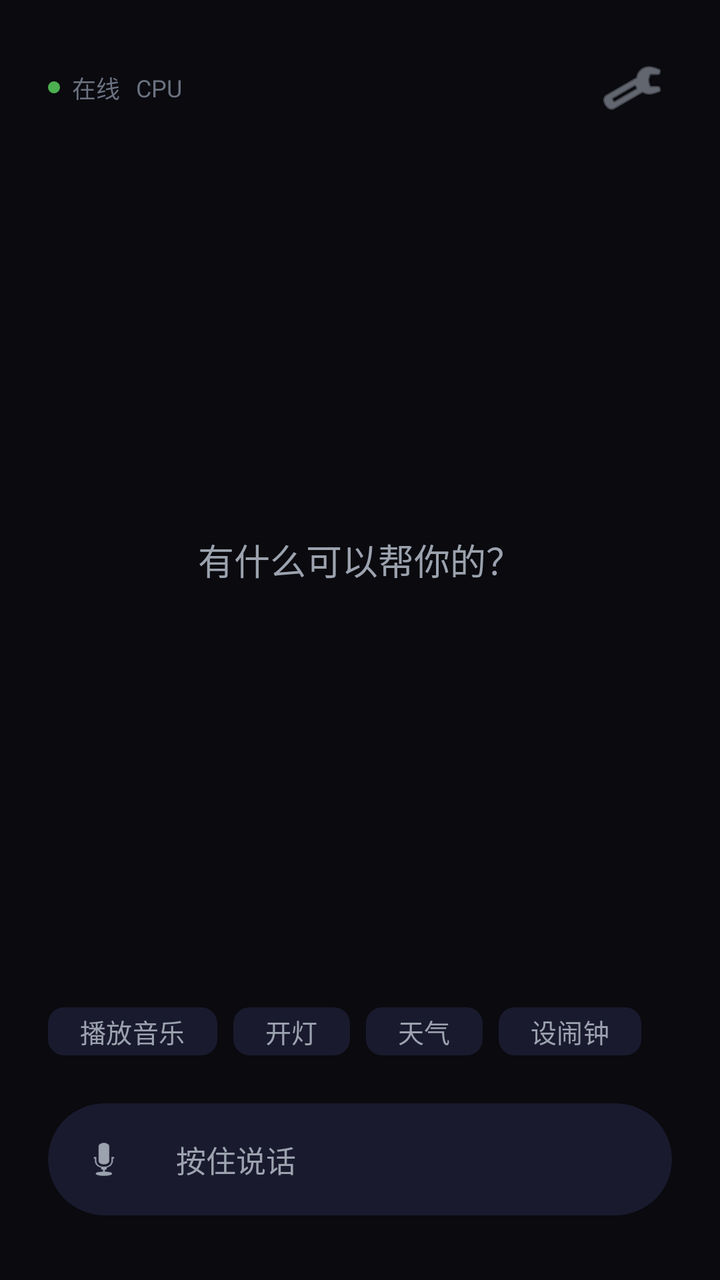
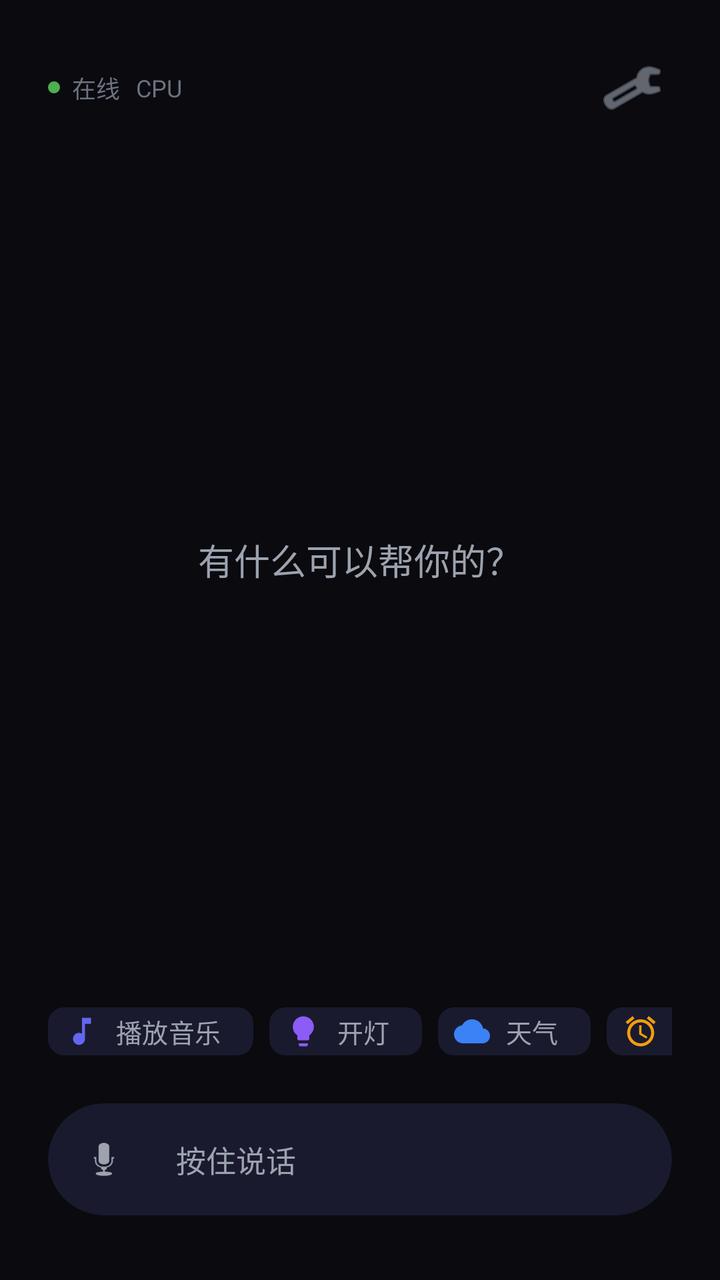

Compare the two renders of this Android layout. The source of the first and the diff that turns it into the second are given below.
<!-- AndroidManifest.xml: application theme Theme.VoiceAssistant -->
<!-- res/layout/activity_main.xml -->
<?xml version="1.0" encoding="utf-8"?>
<FrameLayout
    xmlns:android="http://schemas.android.com/apk/res/android"
    xmlns:app="http://schemas.android.com/apk/res-auto"
    xmlns:tools="http://schemas.android.com/tools"
    android:layout_width="match_parent"
    android:layout_height="match_parent"
    android:background="@color/background"
    android:fitsSystemWindows="true">

    
    <LinearLayout
        android:layout_width="match_parent"
        android:layout_height="match_parent"
        android:orientation="vertical">

        
        <LinearLayout
            android:layout_width="match_parent"
            android:layout_height="wrap_content"
            android:layout_marginTop="24dp"
            android:layout_marginHorizontal="24dp"
            android:orientation="horizontal"
            android:gravity="center_vertical">

            <LinearLayout
                android:layout_width="0dp"
                android:layout_height="wrap_content"
                android:layout_weight="1"
                android:orientation="horizontal"
                android:gravity="center_vertical">

                <View
                    android:id="@+id/statusDot"
                    android:layout_width="6dp"
                    android:layout_height="6dp"
                    android:background="@drawable/circle_status_online" />

                <TextView
                    android:id="@+id/tvStatus"
                    android:layout_width="wrap_content"
                    android:layout_height="wrap_content"
                    android:layout_marginStart="6dp"
                    android:text="@string/status_online"
                    android:textColor="@color/text_tertiary"
                    android:textSize="12sp" />

                <TextView
                    android:id="@+id/tvProvider"
                    android:layout_width="wrap_content"
                    android:layout_height="wrap_content"
                    android:layout_marginStart="8dp"
                    android:text="CPU"
                    android:textColor="@color/text_tertiary"
                    android:textSize="12sp" />
            </LinearLayout>

            <ImageButton
                android:id="@+id/btnSettings"
                android:layout_width="40dp"
                android:layout_height="40dp"
                android:background="?attr/selectableItemBackgroundBorderless"
                android:src="@android:drawable/ic_menu_manage"
                android:contentDescription="@string/cd_settings"
                app:tint="@color/text_secondary" />
        </LinearLayout>

        
        <FrameLayout
            android:layout_width="match_parent"
            android:layout_height="0dp"
            android:layout_weight="1"
            android:paddingHorizontal="24dp">

            
            <TextView
                android:id="@+id/tvEmptyHint"
                android:layout_width="wrap_content"
                android:layout_height="wrap_content"
                android:layout_gravity="center"
                android:text="有什么可以帮你的？"
                android:textColor="@color/text_secondary"
                android:textSize="18sp"
                android:fontFamily="sans-serif-light" />

            
            <ScrollView
                android:id="@+id/conversationScroll"
                android:layout_width="match_parent"
                android:layout_height="match_parent"
                android:visibility="gone"
                android:scrollbars="none">

                <LinearLayout
                    android:id="@+id/conversationContainer"
                    android:layout_width="match_parent"
                    android:layout_height="wrap_content"
                    android:orientation="vertical"
                    android:paddingVertical="16dp">

                    

                </LinearLayout>
            </ScrollView>

            
            <com.google.android.material.card.MaterialCardView
                android:id="@+id/asrResultCard"
                android:layout_width="match_parent"
                android:layout_height="wrap_content"
                android:layout_gravity="bottom"
                android:layout_marginBottom="16dp"
                android:visibility="gone"
                android:layerType="software"
                app:cardBackgroundColor="@color/surface"
                app:cardCornerRadius="20dp"
                app:cardElevation="0dp"
                app:strokeWidth="0dp">

                <LinearLayout
                    android:layout_width="match_parent"
                    android:layout_height="wrap_content"
                    android:orientation="horizontal"
                    android:gravity="center_vertical"
                    android:padding="16dp">

                    
                    <View
                        android:id="@+id/asrPulseDot"
                        android:layout_width="8dp"
                        android:layout_height="8dp"
                        android:background="@drawable/circle_pulse" />

                    <TextView
                        android:id="@+id/tvAsrResult"
                        android:layout_width="0dp"
                        android:layout_height="wrap_content"
                        android:layout_weight="1"
                        android:layout_marginStart="12dp"
                        android:text=""
                        android:textColor="@color/text_primary"
                        android:textSize="16sp"
                        android:maxLines="3"
                        android:ellipsize="end" />

                </LinearLayout>
            </com.google.android.material.card.MaterialCardView>
        </FrameLayout>

        
        <LinearLayout
            android:layout_width="match_parent"
            android:layout_height="wrap_content"
            android:orientation="vertical"
            android:paddingHorizontal="24dp"
            android:paddingBottom="32dp">

            
            <HorizontalScrollView
                android:layout_width="match_parent"
                android:layout_height="wrap_content"
                android:layout_marginBottom="16dp"
                android:scrollbars="none">

                <LinearLayout
                    android:id="@+id/quickActionsContainer"
                    android:layout_width="wrap_content"
                    android:layout_height="wrap_content"
                    android:orientation="horizontal">

                    <com.google.android.material.chip.Chip
                        android:id="@+id/chipMusic"
                        android:layout_width="wrap_content"
                        android:layout_height="40dp"
                        android:text="播放音乐"
                        android:textColor="@color/text_secondary"
                        android:textSize="13sp"
                        app:chipBackgroundColor="@color/surface"
                        app:chipStrokeWidth="0dp" />

                    <com.google.android.material.chip.Chip
                        android:id="@+id/chipLight"
                        android:layout_width="wrap_content"
                        android:layout_height="40dp"
                        android:layout_marginStart="8dp"
                        android:text="开灯"
                        android:textColor="@color/text_secondary"
                        android:textSize="13sp"
                        app:chipBackgroundColor="@color/surface"
                        app:chipStrokeWidth="0dp" />

                    <com.google.android.material.chip.Chip
                        android:id="@+id/chipWeather"
                        android:layout_width="wrap_content"
                        android:layout_height="40dp"
                        android:layout_marginStart="8dp"
                        android:text="天气"
                        android:textColor="@color/text_secondary"
                        android:textSize="13sp"
                        app:chipBackgroundColor="@color/surface"
                        app:chipStrokeWidth="0dp" />

                    <com.google.android.material.chip.Chip
                        android:id="@+id/chipAlarm"
                        android:layout_width="wrap_content"
                        android:layout_height="40dp"
                        android:layout_marginStart="8dp"
                        android:text="设闹钟"
                        android:textColor="@color/text_secondary"
                        android:textSize="13sp"
                        app:chipBackgroundColor="@color/surface"
                        app:chipStrokeWidth="0dp" />

                </LinearLayout>
            </HorizontalScrollView>

            
            <com.google.android.material.card.MaterialCardView
                android:id="@+id/voiceInputCard"
                android:layout_width="match_parent"
                android:layout_height="56dp"
                android:layerType="software"
                app:cardBackgroundColor="@color/surface"
                app:cardCornerRadius="28dp"
                app:cardElevation="0dp"
                app:strokeWidth="0dp">

                <LinearLayout
                    android:layout_width="match_parent"
                    android:layout_height="match_parent"
                    android:orientation="horizontal"
                    android:gravity="center_vertical">

                    
                    <FrameLayout
                        android:layout_width="48dp"
                        android:layout_height="48dp"
                        android:layout_marginStart="4dp">

                        
                        <ImageView
                            android:id="@+id/icMic"
                            android:layout_width="24dp"
                            android:layout_height="24dp"
                            android:layout_gravity="center"
                            android:src="@android:drawable/ic_btn_speak_now"
                            app:tint="@color/text_secondary" />

                        
                        <LinearLayout
                            android:id="@+id/waveformContainer"
                            android:layout_width="32dp"
                            android:layout_height="24dp"
                            android:layout_gravity="center"
                            android:orientation="horizontal"
                            android:gravity="center"
                            android:visibility="invisible">

                            <View
                                android:id="@+id/waveBar1"
                                android:layout_width="3dp"
                                android:layout_height="8dp"
                                android:background="@color/primary"
                                android:layout_marginHorizontal="1dp" />

                            <View
                                android:id="@+id/waveBar2"
                                android:layout_width="3dp"
                                android:layout_height="16dp"
                                android:background="@color/primary"
                                android:layout_marginHorizontal="1dp" />

                            <View
                                android:id="@+id/waveBar3"
                                android:layout_width="3dp"
                                android:layout_height="12dp"
                                android:background="@color/primary"
                                android:layout_marginHorizontal="1dp" />

                            <View
                                android:id="@+id/waveBar4"
                                android:layout_width="3dp"
                                android:layout_height="20dp"
                                android:background="@color/primary"
                                android:layout_marginHorizontal="1dp" />

                            <View
                                android:id="@+id/waveBar5"
                                android:layout_width="3dp"
                                android:layout_height="10dp"
                                android:background="@color/primary"
                                android:layout_marginHorizontal="1dp" />
                        </LinearLayout>

                        
                        <View
                            android:id="@+id/activeRing"
                            android:layout_width="40dp"
                            android:layout_height="40dp"
                            android:layout_gravity="center"
                            android:background="@drawable/circle_active_ring"
                            android:visibility="invisible" />
                    </FrameLayout>

                    
                    <TextView
                        android:id="@+id/tvInputState"
                        android:layout_width="0dp"
                        android:layout_height="wrap_content"
                        android:layout_weight="1"
                        android:layout_marginHorizontal="12dp"
                        android:text="按住说话"
                        android:textColor="@color/text_secondary"
                        android:textSize="15sp" />

                    
                    <ImageButton
                        android:id="@+id/btnInterrupt"
                        android:layout_width="40dp"
                        android:layout_height="40dp"
                        android:layout_marginEnd="8dp"
                        android:background="?attr/selectableItemBackgroundBorderless"
                        android:src="@android:drawable/ic_media_pause"
                        android:visibility="invisible"
                        android:contentDescription="打断"
                        app:tint="@color/text_secondary" />

                </LinearLayout>
            </com.google.android.material.card.MaterialCardView>

            
            <View
                android:id="@+id/voiceTouchArea"
                android:layout_width="match_parent"
                android:layout_height="56dp"
                android:layout_marginTop="-56dp"
                android:background="@android:color/transparent" />

        </LinearLayout>
    </LinearLayout>
</FrameLayout>
<!-- resources referenced by this layout -->
<resources>
  <color name="background">#FF0A0A0F</color>
  <color name="primary">#FF6366F1</color>
  <color name="surface">#FF1A1A2E</color>
  <color name="text_primary">#FFFFFFFF</color>
  <color name="text_secondary">#FF9CA3AF</color>
  <color name="text_tertiary">#FF6B7280</color>
  <!-- drawable circle_active_ring (drawable) -->
  <?xml version="1.0" encoding="utf-8"?>
  <shape xmlns:android="http://schemas.android.com/apk/res/android"
      android:shape="ring"
      android:innerRadius="18dp"
      android:thickness="2dp"
      android:useLevel="false">
      <solid android:color="@color/success" />
  </shape>
  <!-- drawable circle_pulse (drawable) -->
  <?xml version="1.0" encoding="utf-8"?>
  <shape xmlns:android="http://schemas.android.com/apk/res/android"
      android:shape="oval">
      <solid android:color="@color/success" />
  </shape>
  <!-- drawable circle_status_online (drawable) -->
  <?xml version="1.0" encoding="utf-8"?>
  <shape xmlns:android="http://schemas.android.com/apk/res/android"
      android:shape="oval">
      <solid android:color="#4CAF50" />
      <size android:width="8dp" android:height="8dp" />
  </shape>
  <string name="cd_settings">设置</string>
  <string name="status_online">在线</string>
  <color name="success">#FF10B981</color>
  <color name="primary_variant">#FF4F46E5</color>
  <color name="on_primary">#FFFFFFFF</color>
  <color name="secondary">#FF8B5CF6</color>
  <color name="secondary_variant">#FF7C3AED</color>
  <color name="on_secondary">#FFFFFFFF</color>
  <color name="surface_elevated">#FF252542</color>
  <!-- unchanged entries left out for length: 1 -->
</resources>

<!-- the commit's change to res/layout/activity_main.xml (unified diff, before → after) -->
@@ -176,7 +176,10 @@
                         android:textColor="@color/text_secondary"
                         android:textSize="13sp"
                         app:chipBackgroundColor="@color/surface"
-                        app:chipStrokeWidth="0dp" />
+                        app:chipStrokeWidth="0dp"
+                        app:chipIcon="@drawable/ic_music"
+                        app:chipIconTint="@color/primary"
+                        app:chipIconVisible="true" />
 
                     <com.google.android.material.chip.Chip
                         android:id="@+id/chipLight"
@@ -187,7 +190,10 @@
                         android:textColor="@color/text_secondary"
                         android:textSize="13sp"
                         app:chipBackgroundColor="@color/surface"
-                        app:chipStrokeWidth="0dp" />
+                        app:chipStrokeWidth="0dp"
+                        app:chipIcon="@drawable/ic_light"
+                        app:chipIconTint="@color/secondary"
+                        app:chipIconVisible="true" />
 
                     <com.google.android.material.chip.Chip
                         android:id="@+id/chipWeather"
@@ -198,7 +204,10 @@
                         android:textColor="@color/text_secondary"
                         android:textSize="13sp"
                         app:chipBackgroundColor="@color/surface"
-                        app:chipStrokeWidth="0dp" />
+                        app:chipStrokeWidth="0dp"
+                        app:chipIcon="@drawable/ic_weather"
+                        app:chipIconTint="@color/info"
+                        app:chipIconVisible="true" />
 
                     <com.google.android.material.chip.Chip
                         android:id="@+id/chipAlarm"
@@ -209,7 +218,10 @@
                         android:textColor="@color/text_secondary"
                         android:textSize="13sp"
                         app:chipBackgroundColor="@color/surface"
-                        app:chipStrokeWidth="0dp" />
+                        app:chipStrokeWidth="0dp"
+                        app:chipIcon="@drawable/ic_alarm"
+                        app:chipIconTint="@color/warning"
+                        app:chipIconVisible="true" />
 
                 </LinearLayout>
             </HorizontalScrollView>
<!-- resource entries referenced after the edit -->
@@ -1,11 +1,13 @@
 <!-- resources referenced by this layout -->
 <resources>
   <color name="background">#FF0A0A0F</color>
+  <color name="info">#FF3B82F6</color>
   <color name="primary">#FF6366F1</color>
   <color name="surface">#FF1A1A2E</color>
   <color name="text_primary">#FFFFFFFF</color>
   <color name="text_secondary">#FF9CA3AF</color>
   <color name="text_tertiary">#FF6B7280</color>
+  <color name="warning">#FFF59E0B</color>
   <!-- drawable circle_active_ring (drawable) -->
   <?xml version="1.0" encoding="utf-8"?>
   <shape xmlns:android="http://schemas.android.com/apk/res/android"
@@ -28,6 +30,54 @@
       <solid android:color="#4CAF50" />
       <size android:width="8dp" android:height="8dp" />
   </shape>
+  <!-- drawable ic_alarm (drawable) -->
+  <?xml version="1.0" encoding="utf-8"?>
+  <vector xmlns:android="http://schemas.android.com/apk/res/android"
+      android:width="24dp"
+      android:height="24dp"
+      android:viewportWidth="24"
+      android:viewportHeight="24"
+      android:tint="?attr/colorControlNormal">
+      <path
+          android:fillColor="@android:color/white"
+          android:pathData="M22,5.72l-4.6,-3.86 -1.29,1.53 4.6,3.86L22,5.72zM7.88,3.39L6.6,1.86 2,5.71l1.29,1.53 4.59,-3.85zM12.5,8L11,8v6l4.75,2.85 0.75,-1.23 -4,-2.37L12.5,8zM12,4c-4.97,0 -9,4.03 -9,9s4.02,9 9,9c4.97,0 9,-4.03 9,-9s-4.03,-9 -9,-9zM12,20c-3.87,0 -7,-3.13 -7,-7s3.13,-7 7,-7 7,3.13 7,7 -3.13,7 -7,7z"/>
+  </vector>
+  <!-- drawable ic_light (drawable) -->
+  <?xml version="1.0" encoding="utf-8"?>
+  <vector xmlns:android="http://schemas.android.com/apk/res/android"
+      android:width="24dp"
+      android:height="24dp"
+      android:viewportWidth="24"
+      android:viewportHeight="24"
+      android:tint="?attr/colorControlNormal">
+      <path
+          android:fillColor="@android:color/white"
+          android:pathData="M9,21c0,0.5 0.4,1 1,1h4c0.6,0 1,-0.5 1,-1v-1L9,20v1zM12,2C8.1,2 5,5.1 5,9c0,2.4 1.2,4.5 3,5.7L8,17c0,0.5 0.4,1 1,1h6c0.6,0 1,-0.5 1,-1v-2.3c1.8,-1.3 3,-3.4 3,-5.7 0,-3.9 -3.1,-7 -7,-7z"/>
+  </vector>
+  <!-- drawable ic_music (drawable) -->
+  <?xml version="1.0" encoding="utf-8"?>
+  <vector xmlns:android="http://schemas.android.com/apk/res/android"
+      android:width="24dp"
+      android:height="24dp"
+      android:viewportWidth="24"
+      android:viewportHeight="24"
+      android:tint="?attr/colorControlNormal">
+      <path
+          android:fillColor="@android:color/white"
+          android:pathData="M12,3v10.55c-0.59,-0.34 -1.27,-0.55 -2,-0.55 -2.21,0 -4,1.79 -4,4s1.79,4 4,4 4,-1.79 4,-4V7h4V3h-6z"/>
+  </vector>
+  <!-- drawable ic_weather (drawable) -->
+  <?xml version="1.0" encoding="utf-8"?>
+  <vector xmlns:android="http://schemas.android.com/apk/res/android"
+      android:width="24dp"
+      android:height="24dp"
+      android:viewportWidth="24"
+      android:viewportHeight="24"
+      android:tint="?attr/colorControlNormal">
+      <path
+          android:fillColor="@android:color/white"
+          android:pathData="M19.35,10.04C18.67,6.59 15.64,4 12,4 9.11,4 6.6,5.64 5.35,8.04 2.34,8.36 0,10.91 0,14c0,3.31 2.69,6 6,6h13c2.76,0 5,-2.24 5,-5 0,-2.64 -2.05,-4.78 -4.65,-4.96z"/>
+  </vector>
   <string name="cd_settings">设置</string>
   <string name="status_online">在线</string>
   <color name="success">#FF10B981</color>
